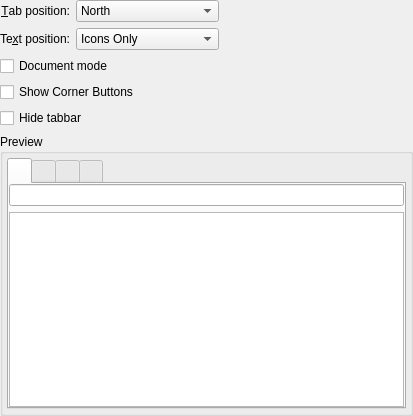
The window that kstyle/demo/ui/oxygentabdemowidget.ui (KDE/oxygen) describes before a commit, drawn with Qt 5.
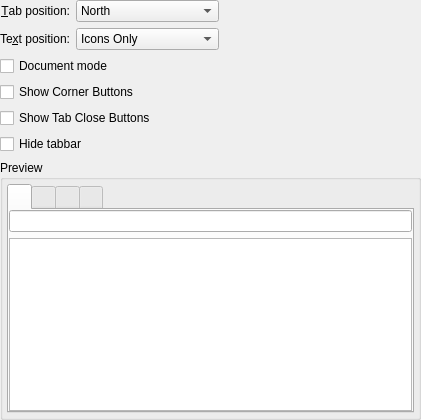
The same window after the commit. Custom widgets are drawn as their Qt base class.

Commit message: added option to show/hide tabClose buttons

Diff of the .ui file:
```diff
--- a/kstyle/demo/ui/oxygentabdemowidget.ui
+++ b/kstyle/demo/ui/oxygentabdemowidget.ui
@@ -6,8 +6,8 @@
    <rect>
     <x>0</x>
     <y>0</y>
-    <width>413</width>
-    <height>416</height>
+    <width>421</width>
+    <height>420</height>
    </rect>
   </property>
   <layout class="QVBoxLayout" name="verticalLayout_5">
@@ -123,6 +123,13 @@
      </property>
     </widget>
    </item>
+   <item>
+    <widget class="QCheckBox" name="tabCloseButtonsCheckBox">
+     <property name="text">
+      <string>Show Tab Close Buttons</string>
+     </property>
+    </widget>
+   </item>
    <item>
     <widget class="QCheckBox" name="tabBarVisibilityCheckBox">
      <property name="text">
```
Left out of the diff: 13 changed lines with no effect on the pictures. The commit also changes 2 other files.
